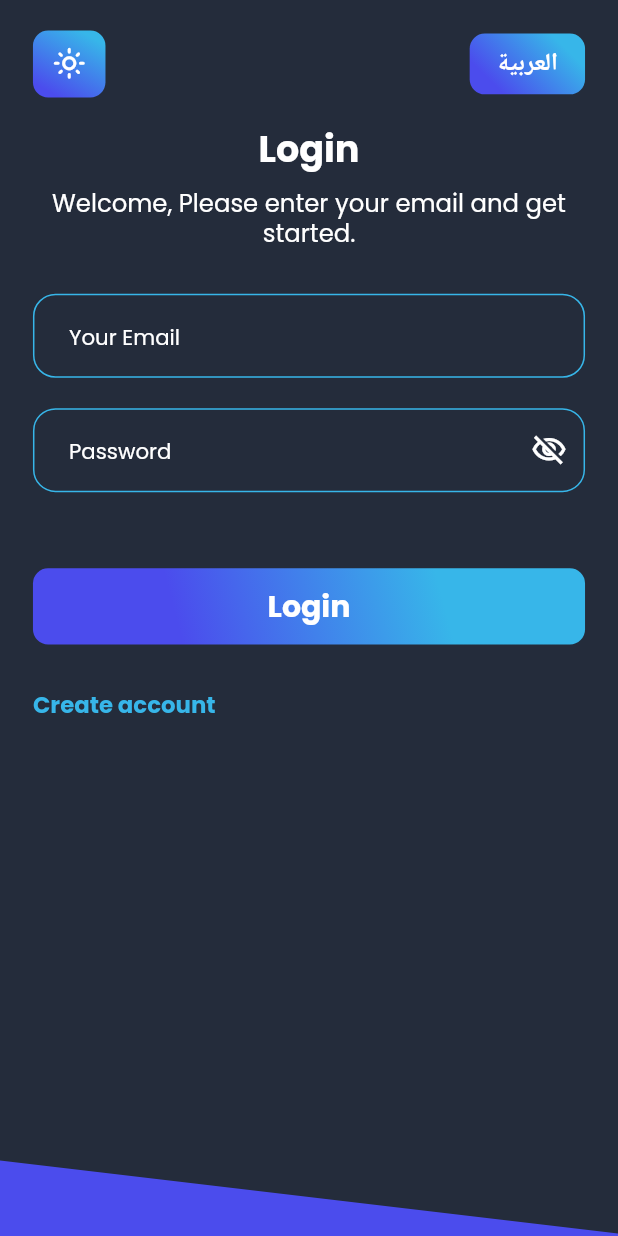
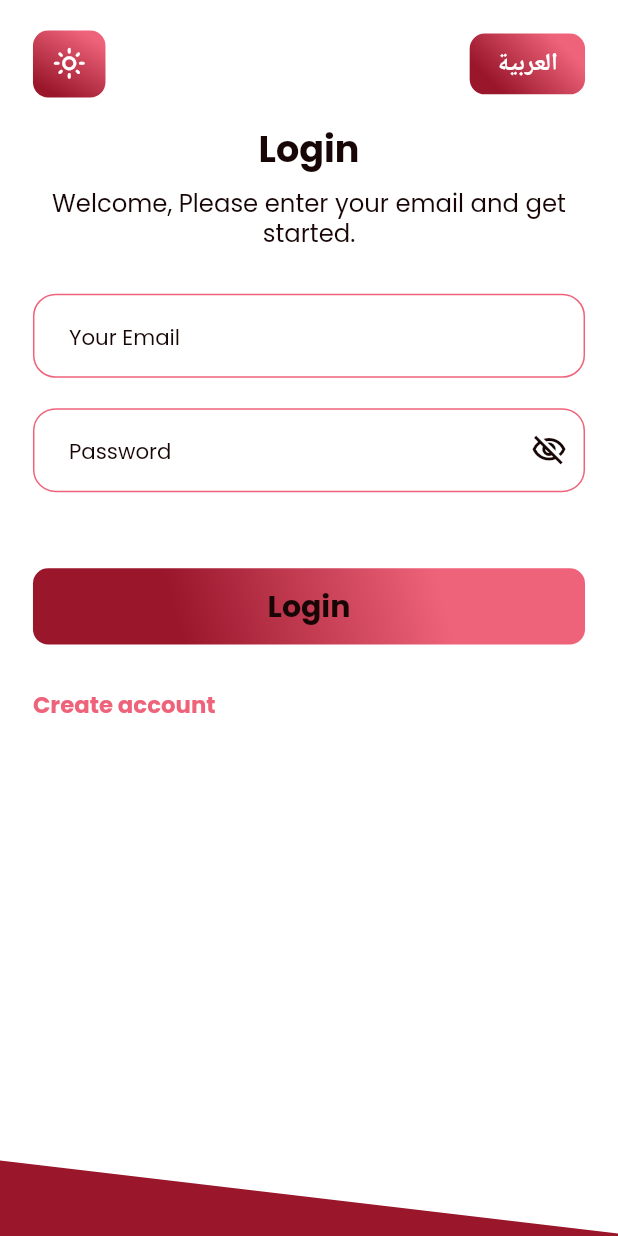
Before and after one commit to EngAhmed20/store_app, a Flutter app: the screen it shows after launch, on a phone screen of 412 x 824 dp. Run offline on Flutter 3.47's test engine with Material 3 defaults, Android fonts, the phone set to English and light mode, and no system bars; our stand-ins replace animate_do, bloc, connectivity_plus, firebase_core, flutter_bloc, flutter_dotenv and 4 more; accounts and stored records are empty; generated files the repository leaves out were written again.

Commit message:
app theme done

```diff
--- /dev/null
+++ b/lib/core/app/app_cubit/app_state.dart
@@ -0,0 +1,7 @@
+part of 'app_cubit.dart';
+
+@freezed
+class AppState with _$AppState {
+  const factory AppState.initial() = _Initial;
+  const factory AppState.themeChangeMode({required bool isDarkMode}) = ThemeChangeModeState;
+}
--- /dev/null
+++ b/lib/core/service/app_injection.dart
@@ -0,0 +1,7 @@
+import 'package:get_it/get_it.dart';
+import 'package:store_app/core/app/app_cubit/app_cubit.dart';
+
+final getIt=GetIt.instance;
+void setup() {
+getIt.registerFactory<AppCubit>(AppCubit.new);
+}
--- a/lib/feature/auth/presentation/widget/theme_lang_buttons.dart
+++ b/lib/feature/auth/presentation/widget/theme_lang_buttons.dart
@@ -1,5 +1,7 @@
 import 'package:flutter/material.dart';
+import 'package:flutter_bloc/flutter_bloc.dart';
 import 'package:flutter_screenutil/flutter_screenutil.dart';
+import 'package:store_app/core/app/app_cubit/app_cubit.dart';
 import 'package:store_app/core/language/lang_keys.dart';
 import 'package:store_app/core/style/fonts/font_weight_helper.dart';
 import 'package:store_app/core/utils/animate_do.dart';
@@ -11,25 +13,43 @@ class ThemeAndLangButton extends StatelessWidget {
 
   @override
   Widget build(BuildContext context) {
+    final cubit = context.read<AppCubit>();
+    return BlocBuilder(
+        bloc: cubit,
+        builder: (context, state) {
           return Row(
             mainAxisAlignment: MainAxisAlignment.spaceBetween,
             children: [
               CustomFadeInRight(
                   duration: 400,
-            child: CustomLinearButton(onPressed: (){}, child:Icon(Icons.light_mode_outlined,color: Colors.white,size: 22.h,))),
+                  child: CustomLinearButton(
+                      onPressed: () {
+                        cubit.changeThemeMode();
+                      },
+                      child: Icon(
+                        cubit.isDarkMode
+                            ? Icons.dark_mode_outlined
+                            : Icons.light_mode_outlined,
+                        color: Colors.white,
+                        size: 22.h,
+                      ))),
               CustomFadeInLeft(
                 duration: 400,
                 child: CustomLinearButton(
                     width: 70.w,
                     height: 40.h,
-              onPressed: (){}, child: Text(context.tr(LangKeys.appLanguage),style: context.textStyle.copyWith(
+                    onPressed: () {},
+                    child: Text(
+                      context.tr(LangKeys.appLanguage),
+                      style: context.textStyle.copyWith(
                         fontSize: 16.sp,
                         color: Colors.white,
                         fontWeight: FontWeightHelper.bold,
-          ),)),
+                      ),
+                    )),
               )
-
             ],
           );
+        });
   }
 }
--- a/lib/main.dart
+++ b/lib/main.dart
@@ -4,6 +4,8 @@ import 'package:flutter/services.dart';
 import 'package:store_app/core/app/bloc_observer.dart';
 import 'package:store_app/core/app/connectivity_controller.dart';
 import 'package:store_app/core/app/env.variables.dart';
+import 'package:store_app/core/service/app_injection.dart';
+import 'package:store_app/core/service/shared_pref/shared_pref.dart';
 import 'package:store_app/firebase_options.dart';
 import 'package:store_app/store_app.dart';
 import 'package:flutter_bloc/flutter_bloc.dart';
@@ -14,6 +16,9 @@ void main() async{
    options: DefaultFirebaseOptions.currentPlatform,
   );
   Bloc.observer = AppBlocObserver();
+  ///get it
+  setup();
+  await SharedPref().instantiatePreferences();
   await EnvVariable.instance.init(envType: EnvTypeEnum.dev);
   await ConnectivityController.instance.init();
 
--- a/lib/store_app.dart
+++ b/lib/store_app.dart
@@ -1,43 +1,56 @@
 import 'package:flutter/material.dart';
+import 'package:flutter_bloc/flutter_bloc.dart';
 import 'package:flutter_screenutil/flutter_screenutil.dart';
+import 'package:store_app/core/app/app_cubit/app_cubit.dart';
 import 'package:store_app/core/app/connectivity_controller.dart';
 import 'package:store_app/core/language/app_localizations_setup.dart';
 import 'package:store_app/core/routes/app_route.dart';
+import 'package:store_app/core/service/app_injection.dart';
+import 'package:store_app/core/service/shared_pref/pref_keys.dart';
+import 'package:store_app/core/service/shared_pref/shared_pref.dart';
 import 'package:store_app/core/style/theme/app_theme.dart';
 import 'package:store_app/core/utils/no_internet_scr.dart';
-
 
 class StoreApp extends StatelessWidget {
   const StoreApp({super.key});
 
   @override
   Widget build(BuildContext context) {
-    return ValueListenableBuilder(valueListenable: ConnectivityController.instance.isConnected,
-        builder:(_,value,__) {
-      if(value){
-        return ScreenUtilInit(
+    return ValueListenableBuilder(
+        valueListenable: ConnectivityController.instance.isConnected,
+        builder: (_, value, __) {
+          if (value) {
+            return BlocProvider(
+              create: (context) => getIt<AppCubit>(),
+              child: ScreenUtilInit(
                   designSize: Size(375, 812),
                   minTextAdapt: true,
-          child: MaterialApp(
+                  child: BlocBuilder<AppCubit, AppState>(
+                      buildWhen: (prev, current) {
+                    return prev != current;
+                  }, builder: (context, state) {
+                        final cubit=context.read<AppCubit>();
+                    return MaterialApp(
                       title: 'Store',
                       locale: Locale('en'),
-            supportedLocales:AppLocalizationsSetup.supportedLocales,
-            localeResolutionCallback: AppLocalizationsSetup.localeResolutionCallback,
-            localizationsDelegates: AppLocalizationsSetup.localizationsDelegates,
+                      supportedLocales: AppLocalizationsSetup.supportedLocales,
+                      localeResolutionCallback:
+                          AppLocalizationsSetup.localeResolutionCallback,
+                      localizationsDelegates:
+                          AppLocalizationsSetup.localizationsDelegates,
                       debugShowCheckedModeBanner: false,
-            theme: appThemeDark(),
+                      theme: cubit.isDarkMode?appThemeDark():appThemeLight(),
                       onGenerateRoute: AppRoutes.onGenerateRoute,
                       initialRoute: AppRoutes.login,
-          ),
                     );
-
-      }else{
+                  })),
+            );
+          } else {
             return MaterialApp(
               title: 'No Internet',
               debugShowCheckedModeBanner: false,
               home: NoInternetScr(),
             );
-
           }
         });
   }
--- a/pubspec.yaml
+++ b/pubspec.yaml
@@ -26,6 +26,7 @@ dependencies:
   flutter_bloc: ^9.1.1
   shared_preferences: ^2.5.3
   freezed_annotation: ^3.0.0
+  get_it: ^8.0.3
 
 
 dev_dependencies:
@@ -36,6 +37,7 @@ dev_dependencies:
   flutter_launcher_icons: ^0.14.3
   build_runner: ^2.4.15
   freezed: ^3.0.6
+  # dart run build_runner build --delete-conflicting-outputs
 
 flutter_icons:
   android: true
```
Also changed, not shown: lib/core/app/app_cubit/app_cubit.dart (added, +23 -0 lines), pubspec.lock. Lines whose indentation alone changed are shown as unchanged.
